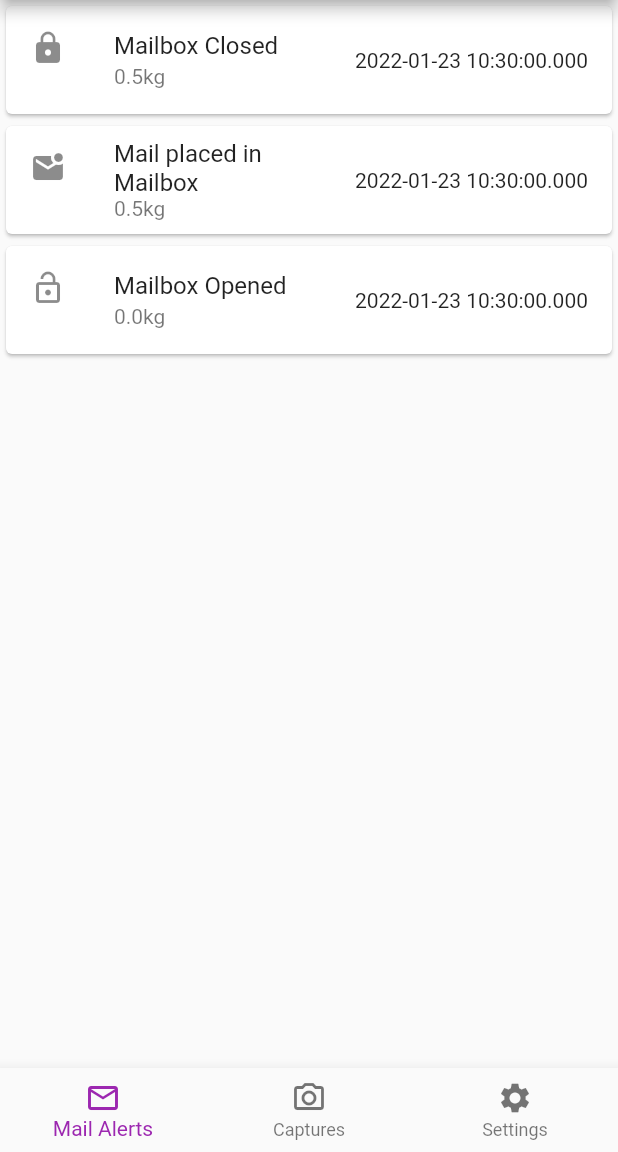
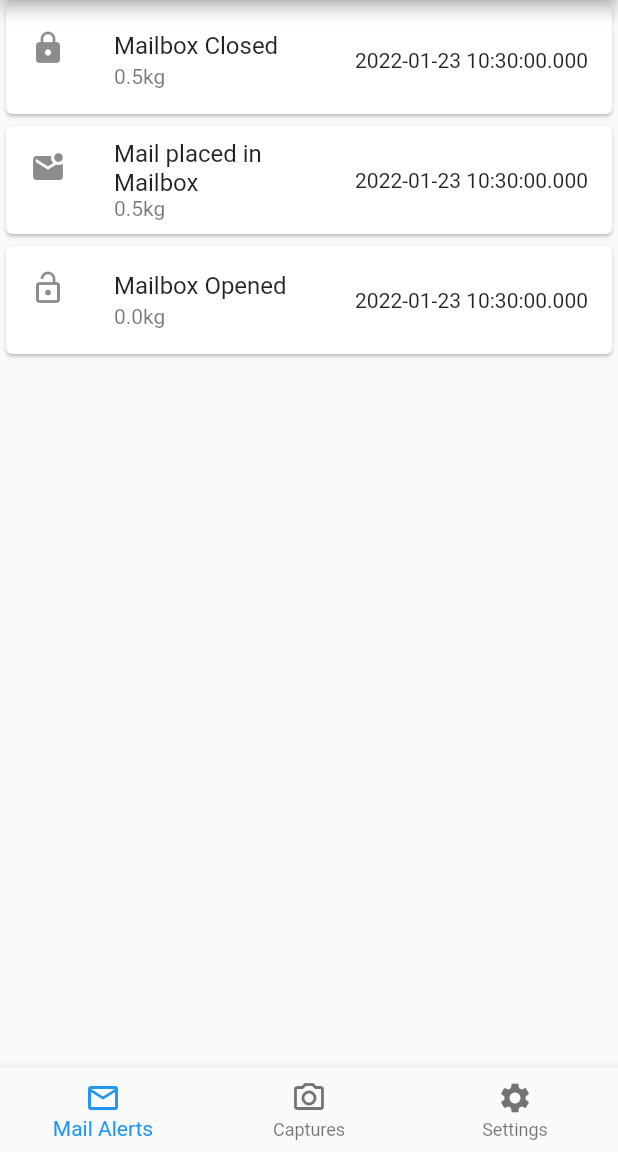
Before and after one commit to prakash-shekhar/alertmail, a Flutter app: the screen it shows after launch, on a phone screen of 412 x 824 dp, the part 84-1236 px from its top. Run offline on Flutter 3.47's test engine with Material 2 defaults, Android fonts, the phone set to English and light mode, and no system bars.

Commit message:
Fix color consistency in app

```diff
--- a/lib/main.dart
+++ b/lib/main.dart
@@ -64,7 +64,6 @@ class _AlertMailHomeState extends State<AlertMailHome> {
           )
         ],
         currentIndex: _selectedIndex,
-        selectedItemColor: Colors.purple,
         onTap: _onItemTapped,
       ),
     );
```
